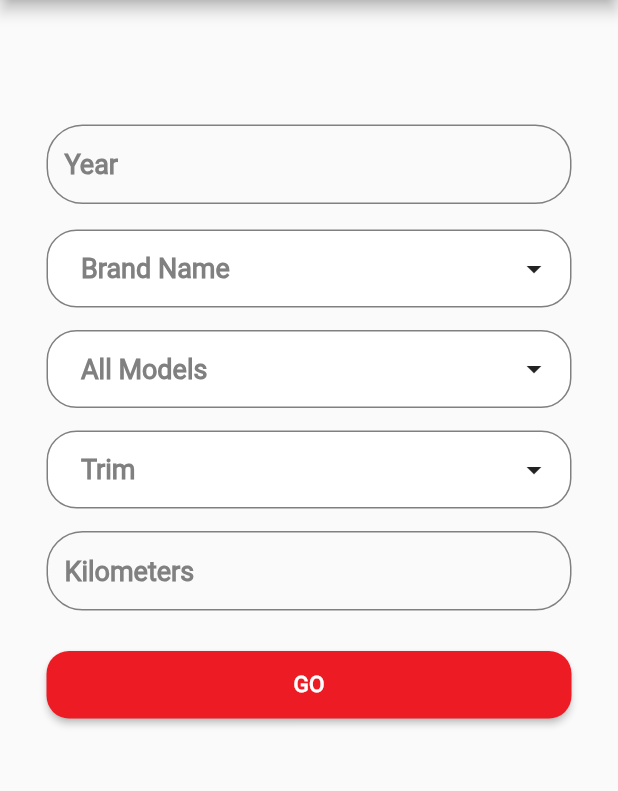
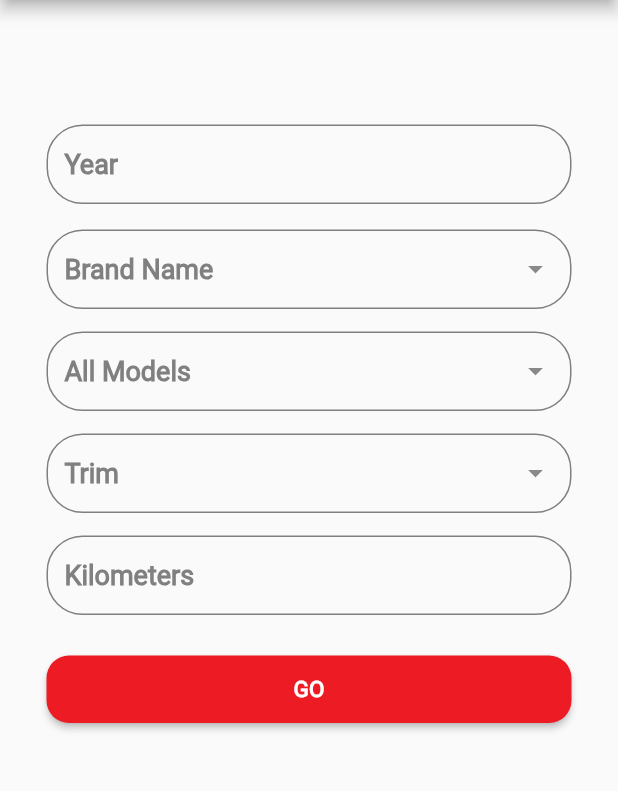
Before and after one commit to aliabdelnaby/clutch-2, a Flutter app: the AddYouCarView screen opened by its route, on a phone screen of 412 x 824 dp, the part 84-875 px from its top. Run offline on Flutter 3.47's test engine with Material 2 defaults, Android fonts, the light colour scheme and no system bars; drawn by our look-alikes of dropdown_search, multi_dropdown; our stand-ins replace cloud_firestore, firebase_auth, firebase_core, flutter_bloc, flutter_svg, fluttertoast and 7 more; accounts and stored records are empty.

Commit message:
update add car UI

```diff
--- a/lib/features/add_car/presentation/add_car_cubit/cubit/add_car_cubit.dart
+++ b/lib/features/add_car/presentation/add_car_cubit/cubit/add_car_cubit.dart
@@ -1,8 +1,8 @@
-import 'package:bloc/bloc.dart';
-import 'package:meta/meta.dart';
+import 'package:clutch/features/add_car/presentation/add_car_cubit/cubit/add_car_state.dart';
+import 'package:flutter_bloc/flutter_bloc.dart';
 
-part 'add_car_state.dart';
 
 class AddCarCubit extends Cubit<AddCarState> {
   AddCarCubit() : super(AddCarInitial());
+
 }
--- a/lib/features/add_car/presentation/add_car_cubit/cubit/add_car_state.dart
+++ b/lib/features/add_car/presentation/add_car_cubit/cubit/add_car_state.dart
@@ -1,6 +1,13 @@
-part of 'add_car_cubit.dart';
-
-@immutable
-sealed class AddCarState {}
+class AddCarState {}
 
 final class AddCarInitial extends AddCarState {}
+
+final class AddCarLoadingState extends AddCarState {}
+
+final class AddCarSuccessgState extends AddCarState {}
+
+final class AddCarFailuregState extends AddCarState {
+  final String errMessage;
+
+  AddCarFailuregState({required this.errMessage});
+}
--- a/lib/features/add_car/views/add_your_car_view.dart
+++ b/lib/features/add_car/views/add_your_car_view.dart
@@ -1,6 +1,7 @@
-import '../widgets/dropdown_brand_name.dart';
-import '../widgets/dropdown_models.dart';
-import '../widgets/dropdown_trim.dart';
+import 'package:clutch/features/add_car/widgets/dropdown_search_widget.dart';
+import 'package:clutch/features/add_car/widgets/lists/all_models_list.dart';
+import 'package:clutch/features/add_car/widgets/lists/brand_name_list.dart';
+import 'package:clutch/features/add_car/widgets/lists/trim_list.dart';
 import 'package:firebase_auth/firebase_auth.dart';
 import 'package:flutter/material.dart';
 import 'package:flutter_svg/svg.dart';
@@ -52,16 +53,28 @@ class AddYouCarView extends StatelessWidget {
             const SliverToBoxAdapter(child: SizedBox(height: 83)),
             const SliverToBoxAdapter(
                 child: CustomTextFormField(hintText: AppStrings.year)),
-            const SliverToBoxAdapter(
-              child: DropDownBrandNameWidget(),
+            SliverToBoxAdapter(
+              child: DropDownSearchWidget(
+                listItem: branNameList,
+                hintText: AppStrings.brandName,
+                selectedItem: AppStrings.brandName,
+              ),
             ),
             const SliverToBoxAdapter(child: SizedBox(height: 15)),
-            const SliverToBoxAdapter(
-              child: DropDownAllModelsWidget(),
+            SliverToBoxAdapter(
+              child: DropDownSearchWidget(
+                listItem: allModelsList,
+                hintText: AppStrings.allModels,
+                selectedItem: AppStrings.allModels,
+              ),
             ),
             const SliverToBoxAdapter(child: SizedBox(height: 15)),
-            const SliverToBoxAdapter(
-              child: DropDownTrimWidget(),
+            SliverToBoxAdapter(
+              child: DropDownSearchWidget(
+                listItem: trimList,
+                hintText: AppStrings.trim,
+                selectedItem: AppStrings.trim,
+              ),
             ),
             const SliverToBoxAdapter(child: SizedBox(height: 15)),
             const SliverToBoxAdapter(
--- a/lib/features/add_car/widgets/custom_text_form_field.dart
+++ b/lib/features/add_car/widgets/custom_text_form_field.dart
@@ -1,11 +1,17 @@
 import 'package:flutter/material.dart';
-
 import '../../../../core/utils/app_colors.dart';
 import '../../../../core/utils/app_text_style.dart';
 
 class CustomTextFormField extends StatelessWidget {
-  const CustomTextFormField({super.key, required this.hintText});
+  const CustomTextFormField({
+    super.key,
+    required this.hintText,
+    this.onChanged,
+  });
+
   final String hintText;
+  final void Function(String)? onChanged;
+
   @override
   Widget build(BuildContext context) {
     return Padding(
@@ -19,6 +25,7 @@ class CustomTextFormField extends StatelessWidget {
           enabledBorder: getBorderStyle(),
           focusedBorder: getBorderStyle(),
         ),
+        onChanged: onChanged,
       ),
     );
   }
--- a/lib/features/add_car/widgets/dropdown_search_widget.dart
+++ b/lib/features/add_car/widgets/dropdown_search_widget.dart
@@ -1,72 +1,72 @@
-// import '../../../core/utils/app_colors.dart';
-// import '../../../core/utils/app_text_style.dart';
-// import 'package:dropdown_search/dropdown_search.dart';
-// import 'package:flutter/material.dart';
+import '../../../core/utils/app_colors.dart';
+import '../../../core/utils/app_text_style.dart';
+import 'package:dropdown_search/dropdown_search.dart';
+import 'package:flutter/material.dart';
 
-// class DropDownSearchWidget extends StatelessWidget {
-//   const DropDownSearchWidget({
-//     super.key,
-//     required this.listItem,
-//     required this.hintText,
-//     required this.selectedItem,
-//   });
+class DropDownSearchWidget extends StatelessWidget {
+  const DropDownSearchWidget({
+    super.key,
+    required this.listItem,
+    required this.hintText,
+    required this.selectedItem,
+    this.onChanged,
+  });
 
-//   final List<String> listItem;
-//   final String hintText;
-//   final String selectedItem;
+  final List<String> listItem;
+  final String hintText;
+  final String selectedItem;
+  final void Function(String?)? onChanged;
 
-//   @override
-//   Widget build(BuildContext context) {
-//     return DropdownSearch<String>(
-//       dropdownBuilder: _style,
-//       popupProps: PopupProps.dialog(
-//         showSelectedItems: true,
-//         showSearchBox: true,
-//         searchFieldProps: TextFieldProps(
-//           decoration: InputDecoration(
-//             hintText: 'Search ..',
-//             enabledBorder: getBorderStyle(),
-//             focusedBorder: getBorderStyle(),
-//           ),
-//         ),
-//       ),
-//       items: listItem,
-//       dropdownDecoratorProps: DropDownDecoratorProps(
-//         dropdownSearchDecoration: InputDecoration(
-//           hintText: hintText,
-//           hintStyle: CustomTextStyle.roboto700style18,
-//           isDense: true,
-//           enabledBorder: getBorderStyle(),
-//           focusedBorder: getBorderStyle(),
-//         ),
-//       ),
-//       onChanged: (val) {
-//         print(val);
-//       },
-//       selectedItem: selectedItem,
-//       validator: (String? item) {
-//         if (item == null) {
-//           return "Required field";
-//         } else {
-//           return null;
-//         }
-//       },
-//     );
-//   }
-// }
+  @override
+  Widget build(BuildContext context) {
+    return DropdownSearch<String>(
+      dropdownBuilder: _style,
+      popupProps: PopupProps.dialog(
+        showSelectedItems: true,
+        showSearchBox: true,
+        searchFieldProps: TextFieldProps(
+          decoration: InputDecoration(
+            hintText: 'Search ..',
+            enabledBorder: getBorderStyle(),
+            focusedBorder: getBorderStyle(),
+          ),
+        ),
+      ),
+      items: listItem,
+      dropdownDecoratorProps: DropDownDecoratorProps(
+        dropdownSearchDecoration: InputDecoration(
+          hintText: hintText,
+          hintStyle: CustomTextStyle.roboto700style18,
+          isDense: true,
+          enabledBorder: getBorderStyle(),
+          focusedBorder: getBorderStyle(),
+        ),
+      ),
+      onChanged: onChanged,
+      selectedItem: selectedItem,
+      validator: (value) {
+        if (value!.isEmpty) {
+          return "This field is required";
+        } else {
+          return null;
+        }
+      },
+    );
+  }
+}
 
-// OutlineInputBorder getBorderStyle() {
-//   return OutlineInputBorder(
-//     borderRadius: BorderRadius.circular(24),
-//     borderSide: BorderSide(
-//       color: AppColors.addYouCarGrey,
-//     ),
-//   );
-// }
+OutlineInputBorder getBorderStyle() {
+  return OutlineInputBorder(
+    borderRadius: BorderRadius.circular(24),
+    borderSide: BorderSide(
+      color: AppColors.addYouCarGrey,
+    ),
+  );
+}
 
-// Widget _style(BuildContext context, String? selectedItem) {
-//   return Text(
-//     selectedItem!,
-//     style: CustomTextStyle.roboto700style18,
-//   );
-// }
+Widget _style(BuildContext context, String? selectedItem) {
+  return Text(
+    selectedItem!,
+    style: CustomTextStyle.roboto700style18,
+  );
+}
```
